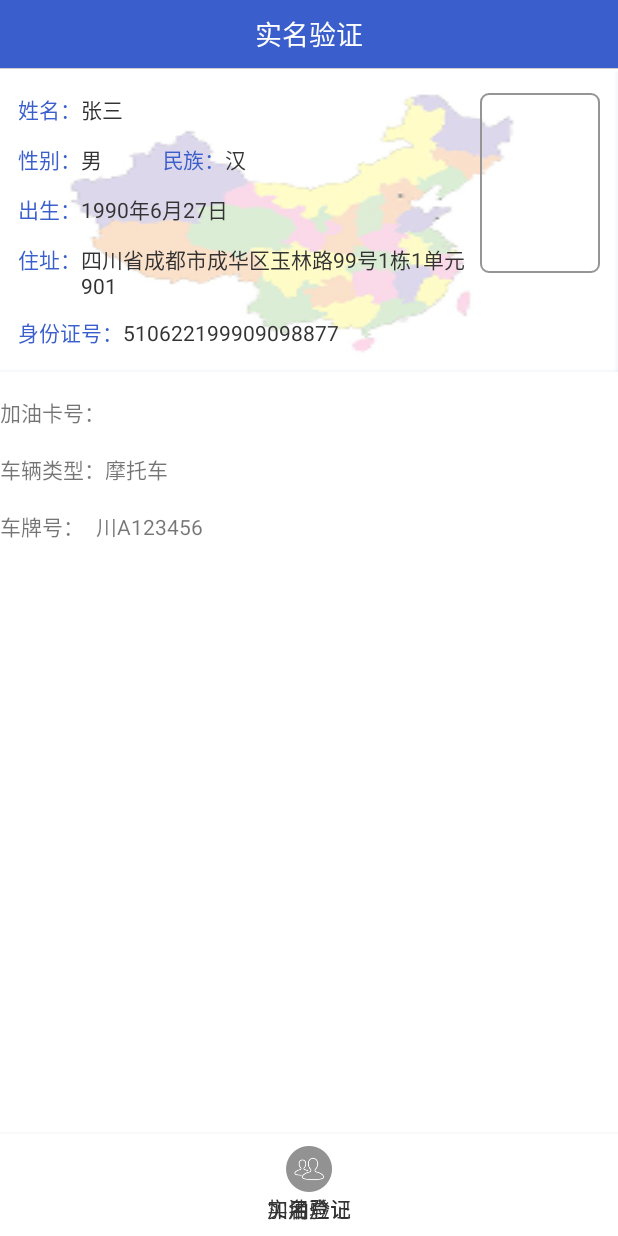
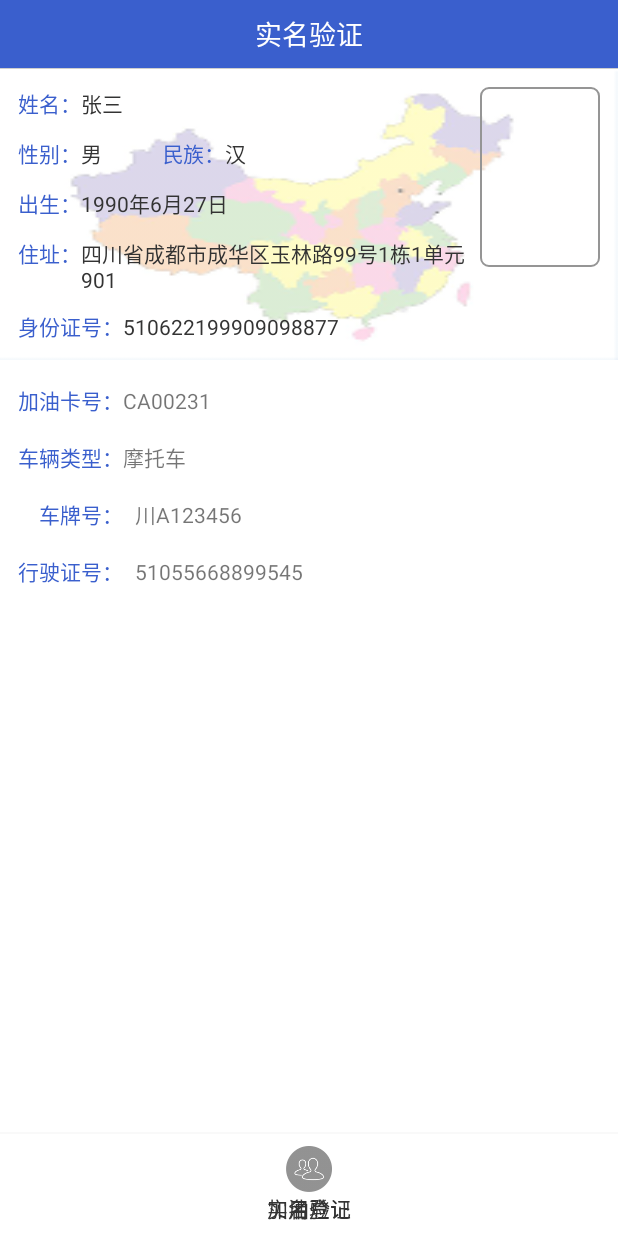
Before and after one commit to jackyflame/GasScaner, an Android app: the MainActivity screen opened directly, with no data from a screen before it, on a phone screen of 412 x 824 dp. Run offline under Robolectric (Android 15) with nearby library versions, the phone set to English and light mode, and no system bars; our stand-ins replace CircleImageView, data binding.

Commit message:
页面调整；

```diff
--- a/app/src/main/res/layout/fragment_tab_check.xml
+++ b/app/src/main/res/layout/fragment_tab_check.xml
@@ -20,10 +20,10 @@
                 android:layout_width="match_parent"
                 android:layout_height="wrap_content"
                 android:background="@mipmap/bg_idcard"
-                android:paddingBottom="@dimen/padding_xl"
+                android:paddingBottom="@dimen/padding_l"
                 android:paddingLeft="@dimen/padding_l"
                 android:paddingRight="@dimen/padding_l"
-                android:paddingTop="@dimen/padding_xl">
+                android:paddingTop="@dimen/padding_l">
 
                 <!--姓名-->
                 <TextView
@@ -136,17 +136,24 @@
             </RelativeLayout>
 
             <LinearLayout
+                android:layout_width="match_parent"
+                android:layout_height="wrap_content"
+                android:orientation="vertical"
+                android:paddingLeft="@dimen/padding_l"
+                android:paddingRight="@dimen/padding_l">
+
+                <LinearLayout
                     style="@style/info_row"
                     android:layout_marginTop="@dimen/padding_l">
 
                     <TextView
-                    android:layout_width="wrap_content"
-                    android:layout_height="wrap_content"
+                        style="@style/lab_title_blue3"
                         android:text="加油卡号："/>
 
                     <TextView
                         android:layout_width="match_parent"
-                    android:layout_height="wrap_content" />
+                        android:layout_height="wrap_content"
+                        android:text="CA00231"/>
 
                 </LinearLayout>
 
@@ -154,8 +161,7 @@
                     style="@style/info_row">
 
                     <TextView
-                    android:layout_width="wrap_content"
-                    android:layout_height="wrap_content"
+                        style="@style/lab_title_blue3"
                         android:text="车辆类型："/>
 
                     <TextView
@@ -170,8 +176,7 @@
                     style="@style/info_row">
 
                     <TextView
-                    android:layout_width="wrap_content"
-                    android:layout_height="wrap_content"
+                        style="@style/lab_title_blue3"
                         android:text="车牌号："/>
 
                     <TextView
@@ -184,6 +189,24 @@
 
                 </LinearLayout>
 
+                <LinearLayout
+                    style="@style/info_row">
+
+                    <TextView
+                        style="@style/lab_title_blue3"
+                        android:text="行驶证号："/>
+
+                    <TextView
+                        android:layout_width="wrap_content"
+                        android:layout_height="wrap_content"
+                        android:paddingLeft="@dimen/padding_m"
+                        android:paddingRight="@dimen/padding_m"
+                        android:drawablePadding="@dimen/padding_s"
+                        android:text="51055668899545"/>
+
+                </LinearLayout>
+
+            </LinearLayout>
 
         </LinearLayout>
 
--- a/app/src/main/res/values/styles.xml
+++ b/app/src/main/res/values/styles.xml
@@ -25,6 +25,11 @@
 
     <style name="lab_title_blue2" parent="lab_title_blue">
         <item name="android:minWidth">55dp</item>
+        <item name="android:gravity">center_vertical|right</item>
+    </style>
+
+    <style name="lab_title_blue3" parent="lab_title_blue">
+        <item name="android:minWidth">70dp</item>
         <item name="android:gravity">center_vertical|right</item>
     </style>
 
```
Lines whose indentation alone changed are shown as unchanged.
